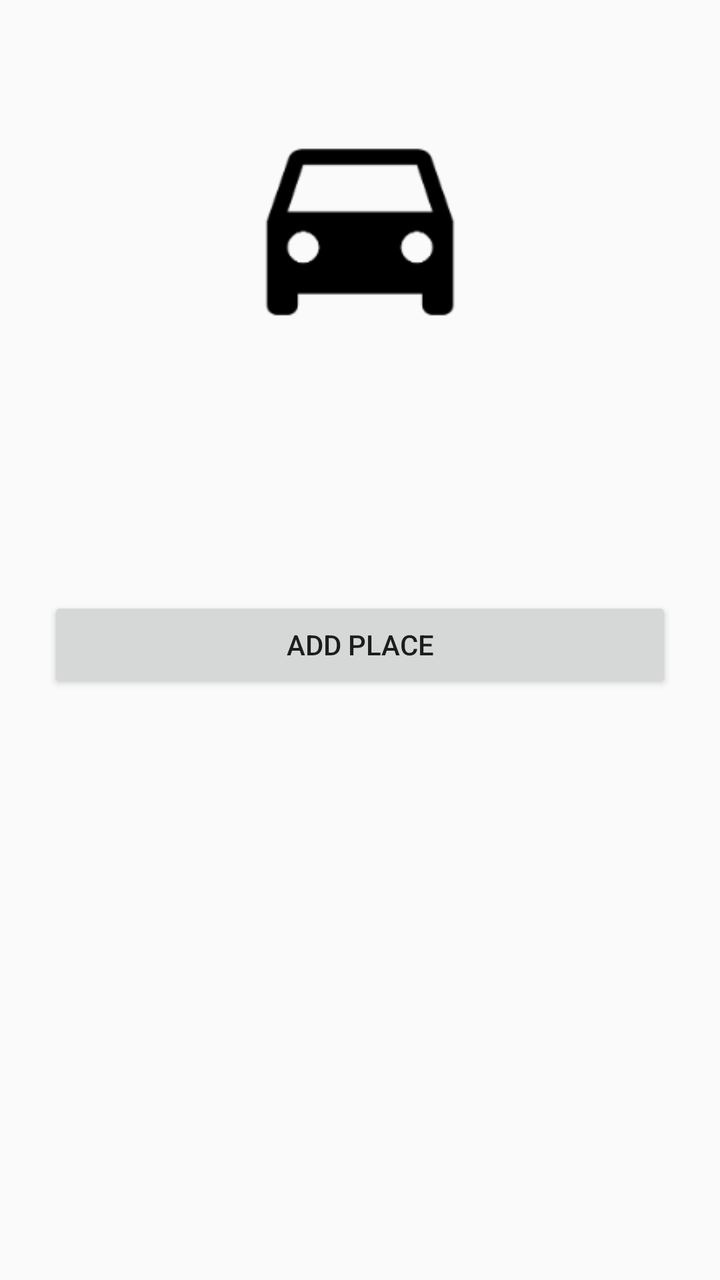
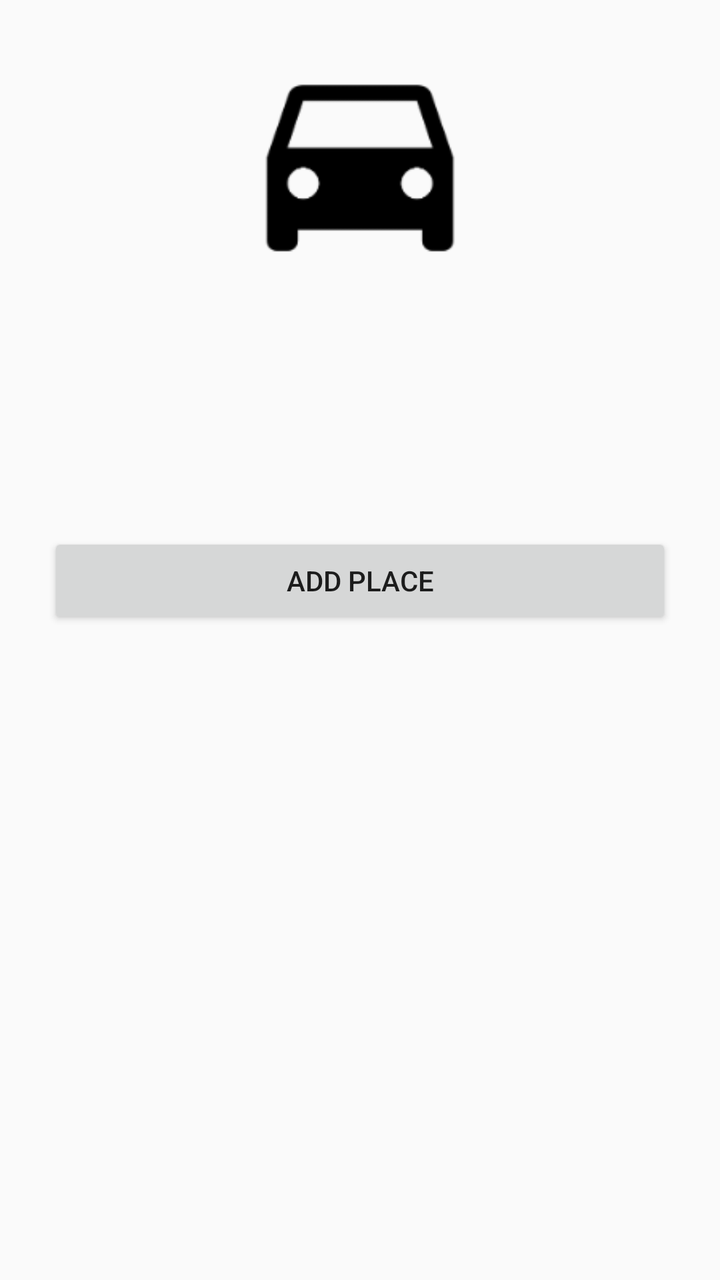

Two renders of the same Android screen: before a commit and after it. Below are the layout's source before the change and the commit's diff.
<!-- AndroidManifest.xml: application theme AppTheme -->
<!-- res/layout/activity_add_place.xml -->
<?xml version="1.0" encoding="utf-8"?>
<ScrollView
    xmlns:android="http://schemas.android.com/apk/res/android"
    android:layout_width="match_parent"
    android:layout_height="match_parent"
    android:fitsSystemWindows="true">

    <LinearLayout
        android:orientation="vertical"
        android:layout_width="match_parent"
        android:layout_height="wrap_content"
        android:paddingTop="56dp"
        android:paddingLeft="24dp"
        android:paddingRight="24dp">

        <ImageView android:src="@drawable/logo"
            android:layout_width="300dp"
            android:layout_height="120dp"
            android:layout_marginBottom="30dp"
            android:layout_gravity="center_horizontal" />

        <android.support.design.widget.TextInputLayout
            android:layout_width="0dp"
            android:layout_height="wrap_content"
            android:layout_marginTop="8dp"
            android:layout_marginBottom="8dp" >

            <AutoCompleteTextView
                android:id="@+id/place_college_location"
                android:layout_width="match_parent"
                android:layout_height="wrap_content"
                android:hint="College Name"
                android:inputType="textAutoComplete|text"
                android:maxLines="1"
                android:singleLine="true" />

        </android.support.design.widget.TextInputLayout>


        <android.support.v7.widget.AppCompatButton
            android:id="@+id/btn_add_place"
            android:layout_width="match_parent"
            android:layout_height="wrap_content"
            android:layout_marginTop="24dp"
            android:layout_marginBottom="24dp"
            android:padding="12dp"
            android:text="Add Place"/>

    </LinearLayout>

</ScrollView>
<!-- resources referenced by this layout -->
<resources>
  <!-- drawable logo: png bitmap (drawable, 3313 bytes) -->
  <style name="AppTheme" parent="Theme.AppCompat.Light.DarkActionBar">
          
      </style>
</resources>

<!-- the commit's change to res/layout/activity_add_place.xml (unified diff, before → after) -->
@@ -9,7 +9,8 @@
         android:orientation="vertical"
         android:layout_width="match_parent"
         android:layout_height="wrap_content"
-        android:paddingTop="56dp"
+        android:paddingTop="24dp"
+        android:paddingBottom="24dp"
         android:paddingLeft="24dp"
         android:paddingRight="24dp">
 
@@ -42,7 +43,6 @@
             android:layout_width="match_parent"
             android:layout_height="wrap_content"
             android:layout_marginTop="24dp"
-            android:layout_marginBottom="24dp"
             android:padding="12dp"
             android:text="Add Place"/>
 
